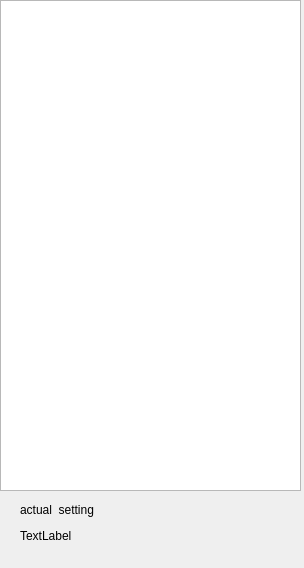
The window that listeningmodedialog.ui (AceOfSnakes/AvrPioRemote) describes before a commit, drawn with Qt 5.
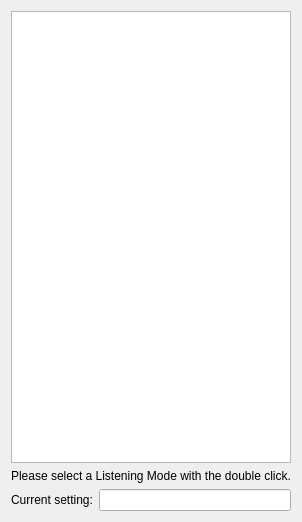
The same window after the commit.

The edit to the form file:
```diff
--- a/listeningmodedialog.ui
+++ b/listeningmodedialog.ui
@@ -6,8 +6,8 @@
    <rect>
     <x>0</x>
     <y>0</y>
-    <width>304</width>
-    <height>568</height>
+    <width>302</width>
+    <height>522</height>
    </rect>
   </property>
   <property name="sizePolicy">
@@ -19,42 +19,36 @@
   <property name="windowTitle">
    <string>Listening-Modes</string>
   </property>
-  <widget class="QListWidget" name="listmodi">
-   <property name="geometry">
-    <rect>
-     <x>0</x>
-     <y>0</y>
-     <width>301</width>
-     <height>491</height>
-    </rect>
-   </property>
-  </widget>
-  <widget class="QLabel" name="laktuell">
-   <property name="geometry">
-    <rect>
-     <x>20</x>
-     <y>520</y>
-     <width>241</width>
-     <height>31</height>
-    </rect>
-   </property>
-   <property name="text">
-    <string>TextLabel</string>
-   </property>
-  </widget>
-  <widget class="QLabel" name="label">
-   <property name="geometry">
-    <rect>
-     <x>20</x>
-     <y>500</y>
-     <width>191</width>
-     <height>20</height>
-    </rect>
-   </property>
-   <property name="text">
-    <string>actual  setting</string>
-   </property>
-  </widget>
+  <layout class="QVBoxLayout" name="verticalLayout">
+   <item>
+    <widget class="QListWidget" name="listmodi"/>
+   </item>
+   <item>
+    <widget class="QLabel" name="label_2">
+     <property name="text">
+      <string>Please select a Listening Mode with the double click.</string>
+     </property>
+    </widget>
+   </item>
+   <item>
+    <layout class="QHBoxLayout" name="horizontalLayout">
+     <item>
+      <widget class="QLabel" name="label">
+       <property name="text">
+        <string>Current setting:</string>
+       </property>
+      </widget>
+     </item>
+     <item>
+      <widget class="QLineEdit" name="laktuell">
+       <property name="readOnly">
+        <bool>true</bool>
+       </property>
+      </widget>
+     </item>
+    </layout>
+   </item>
+  </layout>
  </widget>
  <resources/>
  <connections/>
```
